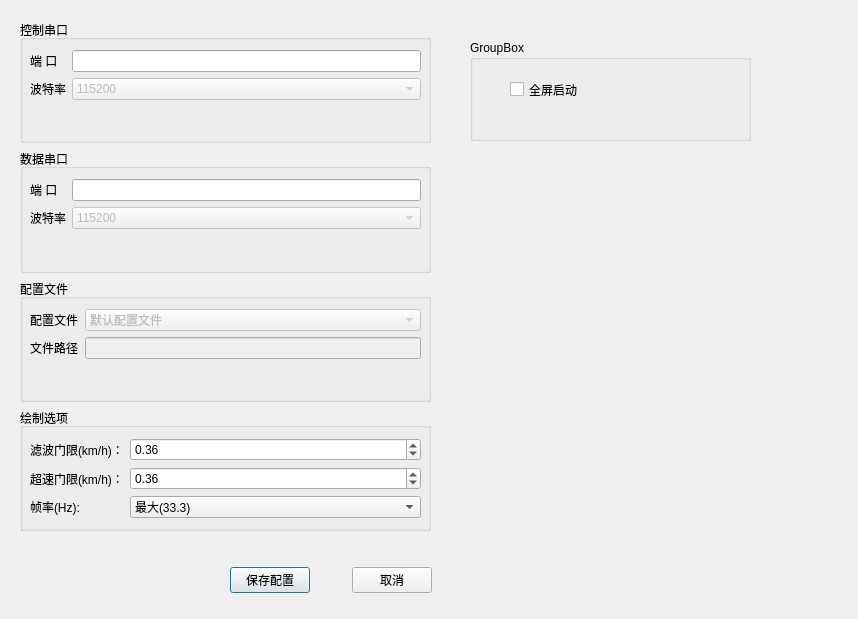
The window that SrrLED/dialogpreference.ui (psuvtk/718) describes before a commit, drawn with Qt 5.
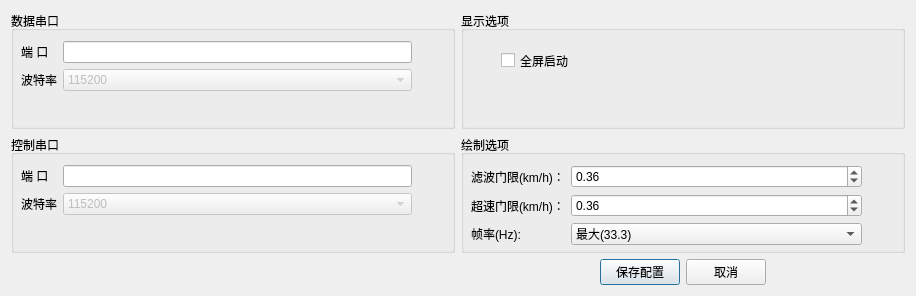
The same window after the commit.

What changed in the file:
```diff
--- a/SrrLED/dialogpreference.ui
+++ b/SrrLED/dialogpreference.ui
@@ -6,32 +6,18 @@
    <rect>
     <x>0</x>
     <y>0</y>
-    <width>858</width>
-    <height>619</height>
+    <width>916</width>
+    <height>296</height>
    </rect>
   </property>
   <property name="windowTitle">
    <string>偏好设置</string>
   </property>
-  <widget class="QWidget" name="horizontalLayoutWidget">
-   <property name="geometry">
-    <rect>
-     <x>230</x>
-     <y>560</y>
-     <width>202</width>
-     <height>41</height>
-    </rect>
-   </property>
-   <layout class="QHBoxLayout" name="horizontalLayout">
-    <item>
-     <widget class="QPushButton" name="pbSave">
-      <property name="text">
-       <string>保存配置</string>
-      </property>
-     </widget>
-    </item>
-    <item>
-     <spacer name="horizontalSpacer">
+  <layout class="QGridLayout" name="gridLayout_2">
+   <item row="0" column="0">
+    <layout class="QGridLayout" name="gridLayout">
+     <item row="2" column="1">
+      <spacer name="horizontalSpacer_4">
       <property name="orientation">
        <enum>Qt::Horizontal</enum>
       </property>
@@ -43,189 +29,7 @@
       </property>
      </spacer>
     </item>
-    <item>
-     <widget class="QPushButton" name="pbCancel">
-      <property name="text">
-       <string>取消</string>
-      </property>
-     </widget>
-    </item>
-   </layout>
-  </widget>
-  <widget class="QWidget" name="verticalLayoutWidget">
-   <property name="geometry">
-    <rect>
-     <x>20</x>
-     <y>20</y>
-     <width>411</width>
-     <height>511</height>
-    </rect>
-   </property>
-   <layout class="QVBoxLayout" name="verticalLayout">
-    <item>
-     <widget class="QGroupBox" name="groupBox_3">
-      <property name="title">
-       <string>控制串口</string>
-      </property>
-      <widget class="QWidget" name="formLayoutWidget_3">
-       <property name="geometry">
-        <rect>
-         <x>10</x>
-         <y>30</y>
-         <width>391</width>
-         <height>80</height>
-        </rect>
-       </property>
-       <layout class="QFormLayout" name="formLayout_3">
-        <item row="0" column="0">
-         <widget class="QLabel" name="label_8">
-          <property name="text">
-           <string>端 口</string>
-          </property>
-         </widget>
-        </item>
-        <item row="0" column="1">
-         <widget class="QLineEdit" name="lePortName_UartPort"/>
-        </item>
-        <item row="1" column="0">
-         <widget class="QLabel" name="label_9">
-          <property name="text">
-           <string>波特率</string>
-          </property>
-         </widget>
-        </item>
-        <item row="1" column="1">
-         <widget class="QComboBox" name="cbBaudRate_UartPort">
-          <property name="enabled">
-           <bool>false</bool>
-          </property>
-          <item>
-           <property name="text">
-            <string>115200</string>
-           </property>
-          </item>
-          <item>
-           <property name="text">
-            <string>921600</string>
-           </property>
-          </item>
-         </widget>
-        </item>
-       </layout>
-      </widget>
-     </widget>
-    </item>
-    <item>
-     <widget class="QGroupBox" name="groupBox_4">
-      <property name="title">
-       <string>数据串口</string>
-      </property>
-      <widget class="QWidget" name="formLayoutWidget_4">
-       <property name="geometry">
-        <rect>
-         <x>10</x>
-         <y>30</y>
-         <width>391</width>
-         <height>80</height>
-        </rect>
-       </property>
-       <layout class="QFormLayout" name="formLayout_4">
-        <item row="0" column="0">
-         <widget class="QLabel" name="label_10">
-          <property name="text">
-           <string>端 口</string>
-          </property>
-         </widget>
-        </item>
-        <item row="0" column="1">
-         <widget class="QLineEdit" name="lePortName_DataPort"/>
-        </item>
-        <item row="1" column="0">
-         <widget class="QLabel" name="label_11">
-          <property name="text">
-           <string>波特率</string>
-          </property>
-         </widget>
-        </item>
-        <item row="1" column="1">
-         <widget class="QComboBox" name="cbBaudRate_DataPort">
-          <property name="enabled">
-           <bool>false</bool>
-          </property>
-          <item>
-           <property name="text">
-            <string>115200</string>
-           </property>
-          </item>
-          <item>
-           <property name="text">
-            <string>921600</string>
-           </property>
-          </item>
-         </widget>
-        </item>
-       </layout>
-      </widget>
-     </widget>
-    </item>
-    <item>
-     <widget class="QGroupBox" name="groupBox">
-      <property name="title">
-       <string>配置文件</string>
-      </property>
-      <widget class="QWidget" name="formLayoutWidget">
-       <property name="geometry">
-        <rect>
-         <x>10</x>
-         <y>30</y>
-         <width>391</width>
-         <height>80</height>
-        </rect>
-       </property>
-       <layout class="QFormLayout" name="formLayout">
-        <item row="0" column="0">
-         <widget class="QLabel" name="label_2">
-          <property name="text">
-           <string>配置文件</string>
-          </property>
-         </widget>
-        </item>
-        <item row="1" column="0">
-         <widget class="QLabel" name="label_3">
-          <property name="text">
-           <string>文件路径</string>
-          </property>
-         </widget>
-        </item>
-        <item row="0" column="1">
-         <widget class="QComboBox" name="cbConfig">
-          <property name="enabled">
-           <bool>false</bool>
-          </property>
-          <item>
-           <property name="text">
-            <string>默认配置文件</string>
-           </property>
-          </item>
-          <item>
-           <property name="text">
-            <string>自定义配置文件</string>
-           </property>
-          </item>
-         </widget>
-        </item>
-        <item row="1" column="1">
-         <widget class="QLineEdit" name="leConfigPath">
-          <property name="enabled">
-           <bool>false</bool>
-          </property>
-         </widget>
-        </item>
-       </layout>
-      </widget>
-     </widget>
-    </item>
-    <item>
+     <item row="1" column="2">
      <widget class="QGroupBox" name="groupBox_2">
       <property name="title">
        <string>绘制选项</string>
@@ -314,19 +118,63 @@
       </widget>
      </widget>
     </item>
-   </layout>
-  </widget>
+     <item row="1" column="1">
+      <widget class="QGroupBox" name="groupBox_3">
+       <property name="title">
+        <string>控制串口</string>
+       </property>
+       <widget class="QWidget" name="formLayoutWidget_3">
+        <property name="geometry">
+         <rect>
+          <x>10</x>
+          <y>30</y>
+          <width>391</width>
+          <height>80</height>
+         </rect>
+        </property>
+        <layout class="QFormLayout" name="formLayout_3">
+         <item row="0" column="0">
+          <widget class="QLabel" name="label_8">
+           <property name="text">
+            <string>端 口</string>
+           </property>
+          </widget>
+         </item>
+         <item row="0" column="1">
+          <widget class="QLineEdit" name="lePortName_UartPort"/>
+         </item>
+         <item row="1" column="0">
+          <widget class="QLabel" name="label_9">
+           <property name="text">
+            <string>波特率</string>
+           </property>
+          </widget>
+         </item>
+         <item row="1" column="1">
+          <widget class="QComboBox" name="cbBaudRate_UartPort">
+           <property name="enabled">
+            <bool>false</bool>
+           </property>
+           <item>
+            <property name="text">
+             <string>115200</string>
+            </property>
+           </item>
+           <item>
+            <property name="text">
+             <string>921600</string>
+            </property>
+           </item>
+          </widget>
+         </item>
+        </layout>
+       </widget>
+      </widget>
+     </item>
+     <item row="0" column="2">
   <widget class="QGroupBox" name="groupBox_5">
-   <property name="geometry">
-    <rect>
-     <x>470</x>
-     <y>40</y>
-     <width>281</width>
-     <height>101</height>
-    </rect>
-   </property>
    <property name="title">
-    <string>GroupBox</string>
+        <string>显示选项</string>
    </property>
    <widget class="QCheckBox" name="cbFullScreen">
     <property name="geometry">
@@ -342,6 +190,107 @@
     </property>
    </widget>
   </widget>
+     </item>
+     <item row="0" column="1">
+      <widget class="QGroupBox" name="groupBox_4">
+       <property name="title">
+        <string>数据串口</string>
+       </property>
+       <widget class="QWidget" name="formLayoutWidget_4">
+        <property name="geometry">
+         <rect>
+          <x>10</x>
+          <y>30</y>
+          <width>391</width>
+          <height>80</height>
+         </rect>
+        </property>
+        <layout class="QFormLayout" name="formLayout_4">
+         <item row="0" column="0">
+          <widget class="QLabel" name="label_10">
+           <property name="text">
+            <string>端 口</string>
+           </property>
+          </widget>
+         </item>
+         <item row="0" column="1">
+          <widget class="QLineEdit" name="lePortName_DataPort"/>
+         </item>
+         <item row="1" column="0">
+          <widget class="QLabel" name="label_11">
+           <property name="text">
+            <string>波特率</string>
+           </property>
+          </widget>
+         </item>
+         <item row="1" column="1">
+          <widget class="QComboBox" name="cbBaudRate_DataPort">
+           <property name="enabled">
+            <bool>false</bool>
+           </property>
+           <item>
+            <property name="text">
+             <string>115200</string>
+            </property>
+           </item>
+           <item>
+            <property name="text">
+             <string>921600</string>
+            </property>
+           </item>
+          </widget>
+         </item>
+        </layout>
+       </widget>
+      </widget>
+     </item>
+     <item row="2" column="2">
+      <layout class="QHBoxLayout" name="horizontalLayout">
+       <item>
+        <spacer name="horizontalSpacer">
+         <property name="orientation">
+          <enum>Qt::Horizontal</enum>
+         </property>
+         <property name="sizeHint" stdset="0">
+          <size>
+           <width>40</width>
+           <height>20</height>
+          </size>
+         </property>
+        </spacer>
+       </item>
+       <item>
+        <widget class="QPushButton" name="pbSave">
+         <property name="text">
+          <string>保存配置</string>
+         </property>
+        </widget>
+       </item>
+       <item>
+        <widget class="QPushButton" name="pbCancel">
+         <property name="text">
+          <string>取消</string>
+         </property>
+        </widget>
+       </item>
+       <item>
+        <spacer name="horizontalSpacer_5">
+         <property name="orientation">
+          <enum>Qt::Horizontal</enum>
+         </property>
+         <property name="sizeHint" stdset="0">
+          <size>
+           <width>40</width>
+           <height>20</height>
+          </size>
+         </property>
+        </spacer>
+       </item>
+      </layout>
+     </item>
+    </layout>
+   </item>
+  </layout>
  </widget>
  <resources/>
  <connections/>
```
Lines whose indentation alone changed are shown as unchanged.
